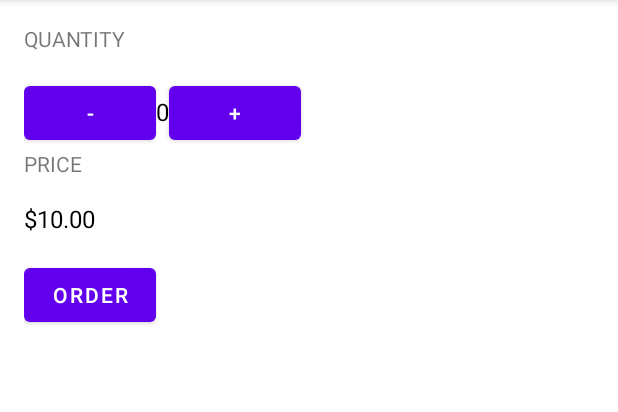
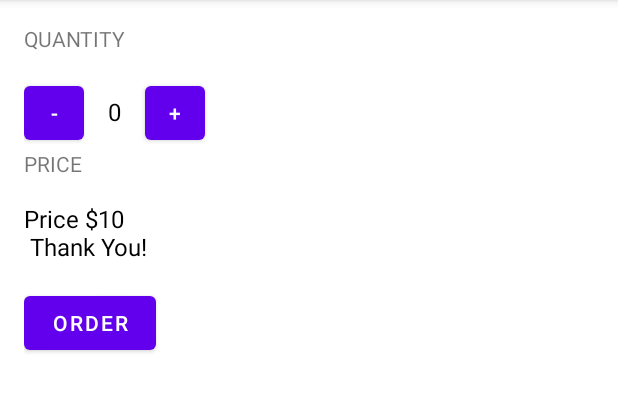
Before and after one commit to artazidele/Just-Java, an Android app: the screen it shows after launch (MainActivity), after a tap on "ORDER", on a phone screen of 412 x 824 dp, the part 84-496 px from its top. Run offline under Robolectric (Android 15) with nearby library versions, the phone set to English and light mode, and no system bars.

Commit message:
Lesson 2 done

```diff
--- a/app/src/main/java/com/example/justjava/MainActivity.java
+++ b/app/src/main/java/com/example/justjava/MainActivity.java
@@ -23,19 +23,25 @@ public class MainActivity extends AppCompatActivity {
     }
 
     public void submitOrder(View view) {
-        displayPrice(quantity * 5);
+//        String message = "Total Item Count " + quantity + " coffees.";
+        String message = "Price $" + (5 * quantity) + "\n Thank You!";
+        displayMessage(message);
+//        String priceMessage = "Amount Due $" + 10;
+////        String priceMessage = "Amount Due " + "$10";
+//        displayMessage(priceMessage);
+////        displayPrice(quantity * 5);
     }
 
     public void increment(View view) {
         quantity = quantity + 1;
         display(quantity);
-        displayPrice(quantity * 5);
+//        displayPrice(quantity * 5);
     }
 
     public void decrement(View view) {
         quantity = quantity - 1;
         display(quantity);
-        displayPrice(quantity * 5);
+//        displayPrice(quantity * 5);
     }
 
     private void display(int number) {
--- a/app/src/main/res/layout/activity_main.xml
+++ b/app/src/main/res/layout/activity_main.xml
@@ -21,7 +21,7 @@
         android:layout_height="wrap_content"
         android:orientation="horizontal">
         <Button
-            android:layout_width="wrap_content"
+            android:layout_width="40dp"
             android:layout_height="wrap_content"
             android:text="-"
             android:onClick="decrement"/>
@@ -30,11 +30,13 @@
             android:layout_height="wrap_content"
             android:id="@+id/quantity_text_view"
             android:text="0"
+            android:layout_marginLeft="16dp"
             android:textSize="16sp"
             android:textColor="@color/black"/>
         <Button
-            android:layout_width="wrap_content"
+            android:layout_width="40dp"
             android:layout_height="wrap_content"
+            android:layout_marginLeft="16dp"
             android:text="+"
             android:onClick="increment"/>
     </LinearLayout>
```
